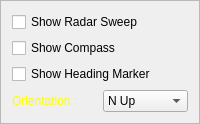
Before: the Qt Designer form RadarCoastal/framecontrol3.ui in MiftahSalam/RadarCoastal, drawn with Qt 5.
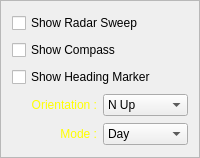
After: the same form once the commit is applied.

Commit message: first implementation of display mode (night/day), debugging echo transparency, first implementation of dialog radar settings

What changed in the file:
```diff
--- a/RadarCoastal/framecontrol3.ui
+++ b/RadarCoastal/framecontrol3.ui
@@ -7,7 +7,7 @@
     <x>0</x>
     <y>0</y>
     <width>200</width>
-    <height>96</height>
+    <height>158</height>
    </rect>
   </property>
   <property name="windowTitle">
@@ -51,6 +51,9 @@
        <property name="text">
         <string>Orientation :</string>
        </property>
+       <property name="alignment">
+        <set>Qt::AlignRight|Qt::AlignTrailing|Qt::AlignVCenter</set>
+       </property>
       </widget>
      </item>
      <item>
@@ -72,6 +75,40 @@
      </item>
     </layout>
    </item>
+   <item>
+    <layout class="QHBoxLayout" name="horizontalLayout_2">
+     <item>
+      <widget class="QLabel" name="label_2">
+       <property name="styleSheet">
+        <string notr="true">color: rgb(255, 255, 0);</string>
+       </property>
+       <property name="text">
+        <string>Mode :</string>
+       </property>
+       <property name="alignment">
+        <set>Qt::AlignRight|Qt::AlignTrailing|Qt::AlignVCenter</set>
+       </property>
+      </widget>
+     </item>
+     <item>
+      <widget class="QComboBox" name="comboBoxDisplayMode">
+       <property name="styleSheet">
+        <string notr="true"/>
+       </property>
+       <item>
+        <property name="text">
+         <string>Day</string>
+        </property>
+       </item>
+       <item>
+        <property name="text">
+         <string>Night</string>
+        </property>
+       </item>
+      </widget>
+     </item>
+    </layout>
+   </item>
   </layout>
  </widget>
  <resources/>
```
The commit also changes 10 other files.
